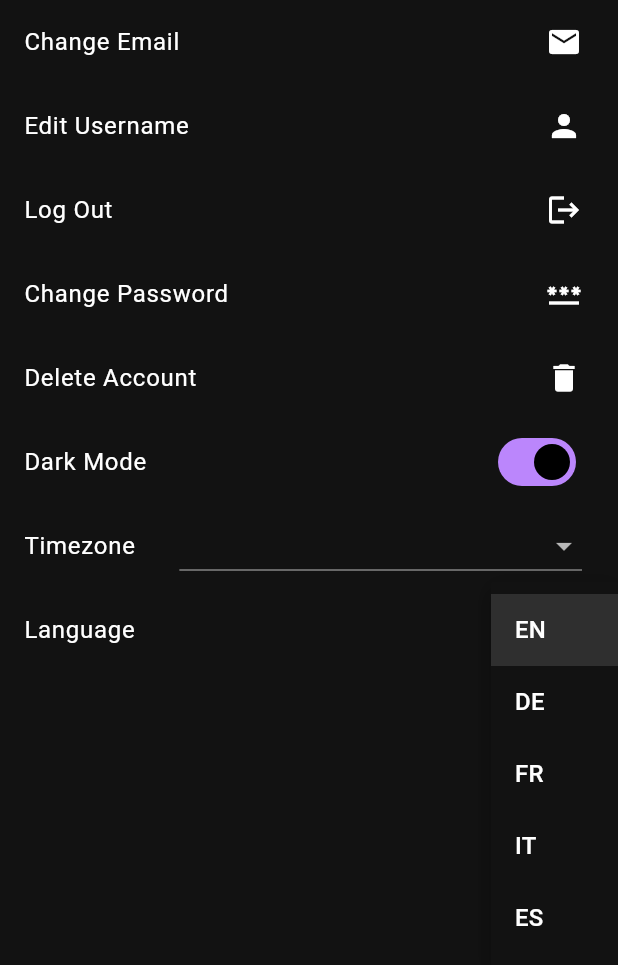
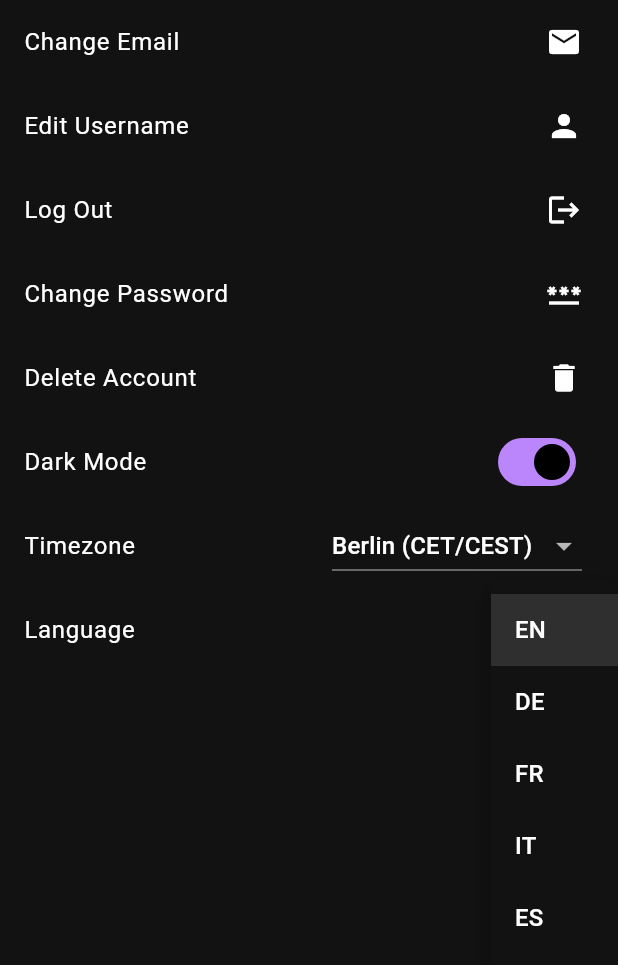
Before and after one commit to daniel-bernet/shoppyList_mobileApplication, a Flutter app: the UserPage screen opened by its route, after a tap on "EN", on a phone screen of 412 x 824 dp. Shown: the top 965 px of the screen. Run offline on Flutter 3.47's test engine with Material 3 defaults, Android fonts, the phone set to English and light mode, and no system bars; our stand-ins replace flutter_secure_storage, shared_preferences, timezone; accounts and stored records are empty; network calls fail.

Commit message:
timezone selection
refactored timezone selection with userfriendly strings mapped to time zone. the selected timezone is loaded and displayed correctly upon initialisation.

```diff
--- a/lib/providers/timezone_provider.dart
+++ b/lib/providers/timezone_provider.dart
@@ -2,7 +2,7 @@ import 'package:flutter/material.dart';
 import 'package:shared_preferences/shared_preferences.dart';
 
 class TimezoneProvider with ChangeNotifier {
-  String _timezone = 'UTC';
+  String _timezone = 'Europe/Berlin';
 
   TimezoneProvider() {
     loadTimezone();
--- a/lib/screens/user_page.dart
+++ b/lib/screens/user_page.dart
@@ -12,7 +12,6 @@ import '../utils/helpers/navigation_helper.dart';
 import '../values/app_strings.dart';
 import '../values/app_routes.dart';
 import 'package:timezone/timezone.dart' as tz;
-import 'package:shared_preferences/shared_preferences.dart';
 
 class UserPage extends StatefulWidget {
   const UserPage({super.key});
@@ -26,29 +25,30 @@ class _UserPageState extends State<UserPage> {
   Map<String, dynamic>? accountInfo;
   String? selectedTimezone;
 
-  final List<String> timezones = [
-    'Pacific/Honolulu',
-    'America/Anchorage',
-    'America/Los_Angeles',
-    'America/Denver',
-    'America/Chicago',
-    'America/New_York',
-    'America/Argentina/Buenos_Aires',
-    'Atlantic/Reykjavik',
-    'Europe/London',
-    'Europe/Berlin',
-    'Europe/Athens',
-    'Asia/Dubai',
-    'Asia/Kolkata',
-    'Asia/Shanghai',
-    'Asia/Tokyo',
-    'Australia/Sydney',
-  ];
+  Map<String, String> timezoneMapping = {
+    'Pacific/Honolulu': 'Honolulu (HST)',
+    'America/Anchorage': 'Anchorage (AKST)',
+    'America/Los_Angeles': 'Los Angeles (PST)',
+    'America/Denver': 'Denver (MST)',
+    'America/Chicago': 'Chicago (CST)',
+    'America/New_York': 'New York (EST)',
+    'America/Argentina/Buenos_Aires': 'Buenos Aires (ART)',
+    'Atlantic/Reykjavik': 'Reykjavik (GMT)',
+    'Europe/London': 'London (GMT/BST)',
+    'Europe/Berlin': 'Berlin (CET/CEST)',
+    'Europe/Athens': 'Athens (EET/EEST)',
+    'Asia/Dubai': 'Dubai (GST)',
+    'Asia/Kolkata': 'Kolkata (IST)',
+    'Asia/Shanghai': 'Shanghai (CST)',
+    'Asia/Tokyo': 'Tokyo (JST)',
+    'Australia/Sydney': 'Sydney (AEDT)',
+  };
 
   @override
   void initState() {
     super.initState();
     _fetchAccountInfo();
+    _loadInitialTimezone();
   }
 
   void _fetchAccountInfo() async {
@@ -422,10 +422,14 @@ class _UserPageState extends State<UserPage> {
   }
 
   Future<void> _saveTimezonePreference(String timezone) async {
-    final prefs = await SharedPreferences.getInstance();
-    await prefs.setString('selectedTimezone', timezone);
     final provider = Provider.of<TimezoneProvider>(context, listen: false);
     provider.setTimezone(timezone);
+  }
+
+  void _loadInitialTimezone() {
+    final timezoneProvider =
+        Provider.of<TimezoneProvider>(context, listen: false);
+    selectedTimezone = timezoneProvider.timezone;
   }
 
   String _formatRegisteredOn(String? registeredOn, String timezone) {
@@ -502,17 +506,21 @@ class _UserPageState extends State<UserPage> {
             title: Text(appLocalizations.translate('timezone')),
             trailing: DropdownButton<String>(
               value: selectedTimezone,
-              onChanged: (String? newValue) async {
-                setState(() {
-                  selectedTimezone = newValue;
-                  tz.setLocalLocation(tz.getLocation(newValue!));
-                });
-                await _saveTimezonePreference(newValue!);
+              onChanged: (String? newValue) {
+                if (newValue != null) {
+                  setState(() {
+                    selectedTimezone = newValue;
+                    tz.setLocalLocation(tz.getLocation(newValue));
+                  });
+                  _saveTimezonePreference(newValue);
+                }
               },
-              items: timezones.map<DropdownMenuItem<String>>((String value) {
+              items: timezoneMapping.entries
+                  .map<DropdownMenuItem<String>>((entry) {
                 return DropdownMenuItem<String>(
-                  value: value,
-                  child: Text(value),
+                  value:
+                      entry.key,
+                  child: Text(entry.value),
                 );
               }).toList(),
             ),
```
